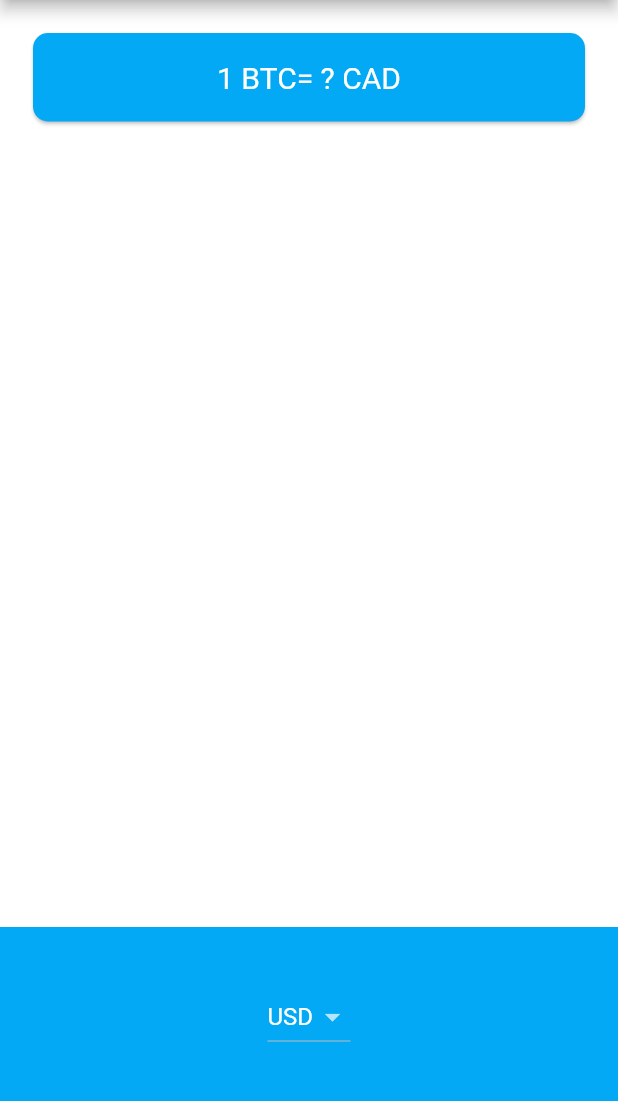
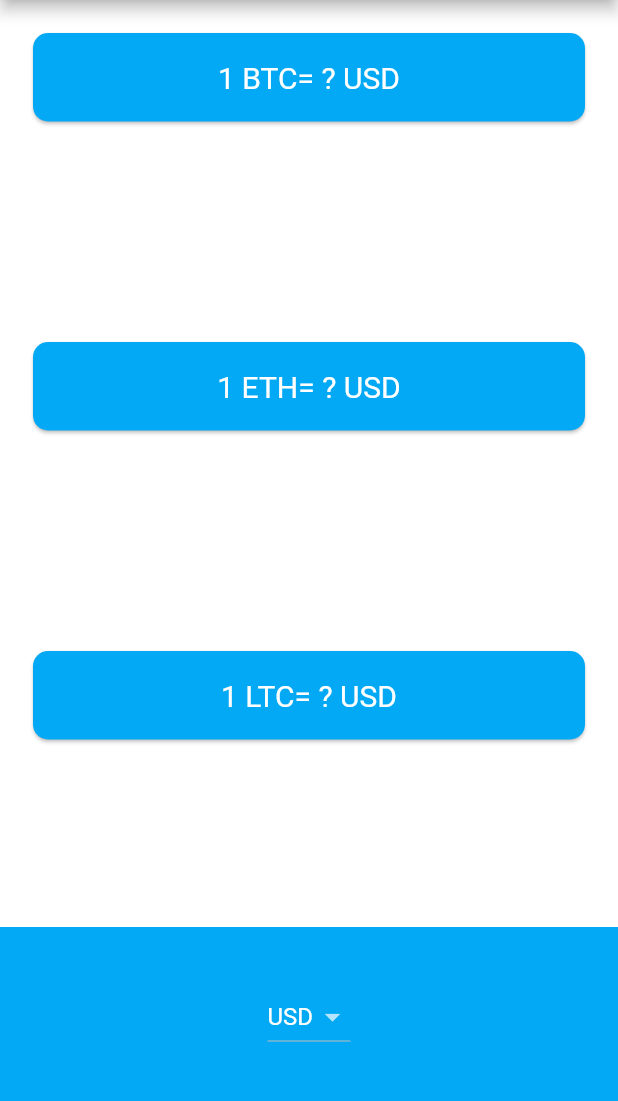
Before and after one commit to sandeep1dimri/bitcoin, a Flutter app: the screen it shows after launch, on a phone screen of 412 x 824 dp, the part 84-1185 px from its top. Run offline on Flutter 3.47's test engine with Material 2 defaults, Android fonts, the phone set to English and light mode, and no system bars.

Commit message:
Service call added, its scalable based on crypto currencies in the list

```diff
--- a/lib/currency_data.dart
+++ b/lib/currency_data.dart
@@ -1,3 +1,41 @@
+import 'package:http/http.dart' as http;
+import 'dart:convert' as convert;
+
 const List<String> currencyType = ['CAD', 'EUR', 'GBP', 'RS', 'USD'];
 
 const List<String> cryptoList = ['BTC', 'ETH', 'LTC'];
+const String _apikey = 'BE4368EF-8876-4FC4-B0E7-864F49472B919';
+const String _baseURL = 'https://rest.coinapi.io/v1/exchangerate/';
+
+class CryptoToRegular {
+  var _cryptoToReg = {};
+
+  CryptoToRegular() {
+    for (String eachCryptoType in cryptoList) {
+      _cryptoToReg[eachCryptoType] = '?';
+    }
+  }
+
+  dynamic convertCryptoToRegularBP() {
+    return _cryptoToReg;
+  }
+
+  dynamic convertCryptoToRegular({String currencyType}) async {
+    for (String eachCryptoType in cryptoList) {
+      String url =
+          _baseURL + eachCryptoType + '/' + currencyType + '?apikey=$_apikey';
+      var response = await http.get(url);
+      if (response.statusCode == 200) {
+        var jsonResponse = convert.jsonDecode(response.body);
+        var conversionRate = jsonResponse['rate'];
+        double conversionRateDouble = double.parse(conversionRate.toString());
+
+        _cryptoToReg[eachCryptoType] = conversionRateDouble.toStringAsFixed(2);
+      } else
+        _cryptoToReg[eachCryptoType] = "NF" + response.statusCode.toString();
+    }
+    print("****************+++++++++");
+    print(_cryptoToReg);
+    return _cryptoToReg;
+  }
+}
--- a/lib/price_screen.dart
+++ b/lib/price_screen.dart
@@ -4,9 +4,6 @@ import 'currency_data.dart';
 import 'dart:io' show Platform; // or hide if need any class
 import 'dart:convert' as convert;
 import 'package:http/http.dart' as http;
-
-const String apikey = 'BE4368EF-8876-4FC4-B0E7-864F49472B919';
-const String baseURL = 'https://rest.coinapi.io/v1/exchangerate/';
 
 class PriceScreen extends StatefulWidget {
   @override
@@ -16,6 +13,16 @@ class PriceScreen extends StatefulWidget {
 class _PriceScreenState extends State<PriceScreen> {
   String dropDownSelectedValue = 'USD';
   String cadValue = '?';
+  var _cryptoToRegConversion = {};
+  CryptoToRegular cryptoToReg = CryptoToRegular();
+  _PriceScreenState() {
+    print("Construct!!!!");
+    _cryptoToRegConversion = cryptoToReg.convertCryptoToRegularBP();
+  }
+  void convertCryptoToRegular() async {
+    _cryptoToRegConversion = await cryptoToReg.convertCryptoToRegular(
+        currencyType: dropDownSelectedValue);
+  }
 
   DropdownButton<String> buildDropDownListAndroid() {
     List<DropdownMenuItem<String>> dropDownList = [];
@@ -31,12 +38,12 @@ class _PriceScreenState extends State<PriceScreen> {
       value: dropDownSelectedValue,
       items: dropDownList,
       onChanged: (value) async {
-        var rateValue =
-            await conversionRate(cryptoCurr: "BTC", regularCurrency: value);
-        print(rateValue);
+        _cryptoToRegConversion =
+            await cryptoToReg.convertCryptoToRegular(currencyType: value);
+        //print(rateValue);
         setState(() {
           this.dropDownSelectedValue = value;
-          this.cadValue = rateValue;
+          //this.cadValue = rateValue;
         });
       },
     );
@@ -59,31 +66,19 @@ class _PriceScreenState extends State<PriceScreen> {
       children: dropDownListiOS, //[Text('USD'), Text('CAD')],
       onSelectedItemChanged: (selectedIndex) async {
         //print(currencyType[selectedIndex]);
-        var rateValue = await conversionRate(
-            cryptoCurr: "BTC", regularCurrency: currencyType[selectedIndex]);
+        // var rateValue = await conversionRate(
+        //     cryptoCurr: "BTC", regularCurrency: currencyType[selectedIndex]);
+        _cryptoToRegConversion = await cryptoToReg.convertCryptoToRegular(
+            currencyType: currencyType[selectedIndex]);
         setState(() {
-          this.cadValue = rateValue;
+          //this.cadValue = rateValue;
+          this.dropDownSelectedValue = currencyType[selectedIndex];
         });
       },
     );
   }
 
-  Future<String> conversionRate(
-      {String cryptoCurr, String regularCurrency}) async {
-    String url =
-        baseURL + cryptoCurr + '/' + regularCurrency + '?apikey=$apikey';
-    var response = await http.get(url);
-    if (response.statusCode == 200) {
-      var jsonResponse = convert.jsonDecode(response.body);
-      var conversionRate = jsonResponse['rate'];
-      double conversionRateDouble = double.parse(conversionRate.toString());
-
-      return conversionRateDouble.toStringAsFixed(2);
-    } else
-      return "NF" + response.statusCode.toString();
-  }
-
-  List<Padding> cardsOnScreen() {
+  List<Padding> cardsOnScreen({String crypoCurr}) {
     List<Padding> cardsOnScreen = [];
     for (String crypoType in cryptoList) {
       Padding newCard = Padding(
@@ -96,7 +91,11 @@ class _PriceScreenState extends State<PriceScreen> {
           child: Padding(
             padding: EdgeInsets.symmetric(vertical: 18, horizontal: 20),
             child: Text(
-              '1 BTC= $cadValue $crypoType',
+              //'1 $crypoType= $cadValue $crypoCurr',
+              '1 $crypoType= ' +
+                  _cryptoToRegConversion[crypoType] +
+                  ' ' +
+                  crypoCurr,
               style: TextStyle(fontSize: 20, color: Colors.white),
               textAlign: TextAlign.center,
             ),
@@ -118,23 +117,8 @@ class _PriceScreenState extends State<PriceScreen> {
         mainAxisAlignment: MainAxisAlignment.spaceBetween,
         crossAxisAlignment: CrossAxisAlignment.stretch,
         children: [
-          Padding(
-            padding: EdgeInsets.fromLTRB(18, 18, 18, 0),
-            child: Card(
-              color: Colors.lightBlue,
-              shape: RoundedRectangleBorder(
-                borderRadius: BorderRadius.circular(10),
-              ),
-              child: Padding(
-                padding: EdgeInsets.symmetric(vertical: 18, horizontal: 20),
-                child: Text(
-                  '1 BTC= $cadValue CAD',
-                  style: TextStyle(fontSize: 20, color: Colors.white),
-                  textAlign: TextAlign.center,
-                ),
-              ),
-            ),
-          ),
+          for (Padding each in cardsOnScreen(crypoCurr: dropDownSelectedValue))
+            each,
           Container(
             height: 150,
             padding: EdgeInsets.only(bottom: 30),
@@ -143,16 +127,6 @@ class _PriceScreenState extends State<PriceScreen> {
             child: Platform.isIOS
                 ? buildDropDownListiOS()
                 : buildDropDownListAndroid(),
-            /* implement ios level changes
-            child: DropdownButton<String>(
-              value: dropDownSelectedValue,
-              items: buildDropDownList(),
-              onChanged: (value) {
-                setState(() {
-                  dropDownSelectedValue = value;
-                });
-              },
-            ),*/
           )
         ],
       ),
```
Also changed, not shown: pubspec.yaml (+0 -11 lines).
